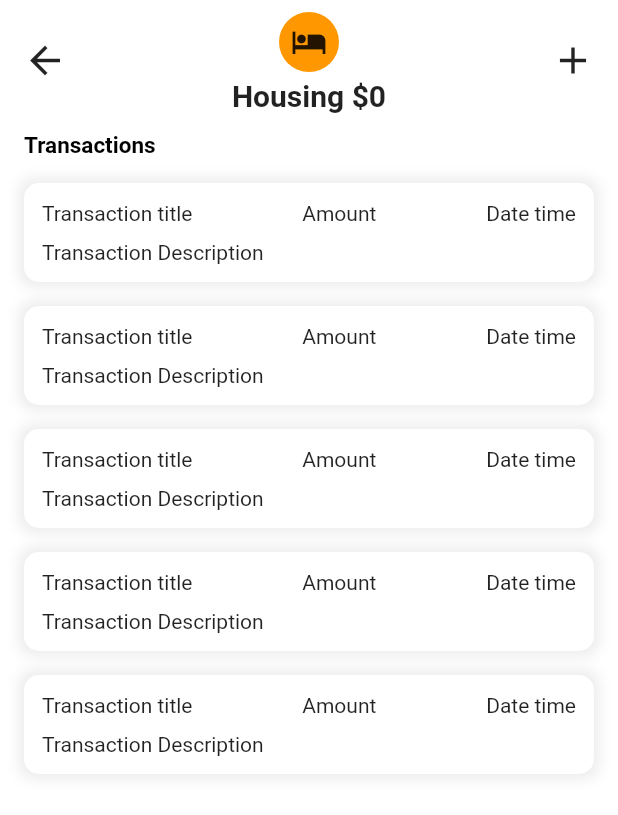
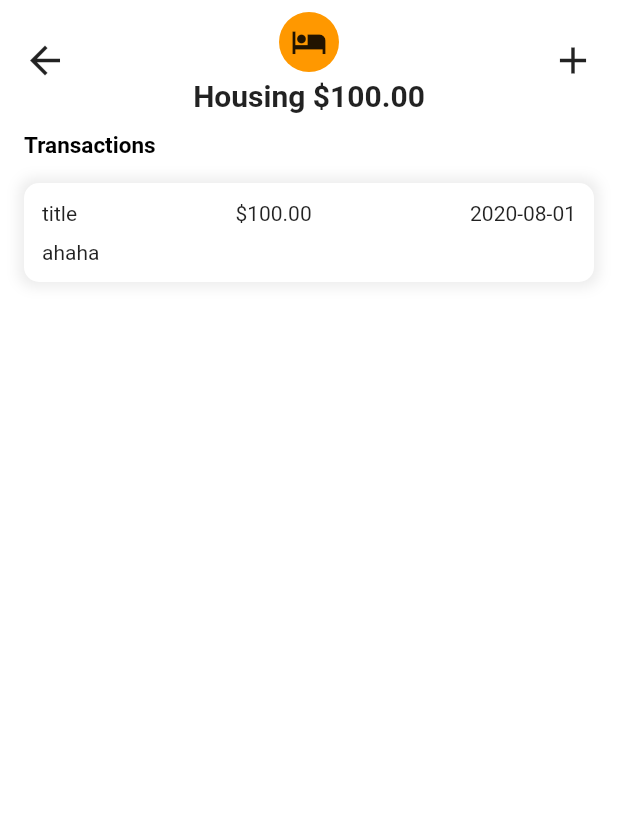
Before and after one commit to James020118/Budget-Planner, a Flutter app: the screen it shows after launch, after a tap on "Housing", on a phone screen of 412 x 824 dp. Shown: the top 815 px of the screen. Run offline on Flutter 3.47's test engine with Material 2 defaults, Android fonts, the phone set to English and light mode, and no system bars.

Commit message:
detail page update

```diff
--- a/lib/Pages/ExpenseDetailPage.dart
+++ b/lib/Pages/ExpenseDetailPage.dart
@@ -44,10 +44,13 @@ class _ExpenseDetailPageState extends State<ExpenseDetailPage> {
                 itemBuilder: (context, index) {
                   return GestureDetector(
                     onTap: () {},
-                    child: DetailCard(),
+                    child: DetailCard(
+                      details: widget.expense.dets,
+                      index: index,
+                    ),
                   );
                 },
-                itemCount: 5,
+                itemCount: widget.expense.dets.length,
               ),
             ),
           ],
@@ -97,7 +100,7 @@ _getCustomAppBar(BuildContext context, ExpenseCategory expense) {
                 Padding(
                   padding: const EdgeInsets.symmetric(vertical: 4),
                   child: Text(
-                    "${expense.name} \$${expense.expense}",
+                    "${expense.name} \$${expense.expense.toStringAsFixed(2)}",
                     style: TextStyle(
                       fontSize: 20,
                       fontWeight: FontWeight.bold,
--- a/lib/classes/ExpenseCategory.dart
+++ b/lib/classes/ExpenseCategory.dart
@@ -1,19 +1,27 @@
 import 'package:flutter/material.dart';
+import 'package:budget_planner/classes/ExpenseDetail.dart';
 
 class ExpenseCategory {
   String name;
-  int expense;
+  double expense;
   Color categoryColor;
   IconData categoryIcon;
+  List<ExpenseDetail> dets;
 
-  ExpenseCategory(String n, int e, Color c, IconData i) {
+  ExpenseCategory(
+      String n, double e, Color c, IconData i, List<ExpenseDetail> d) {
     this.name = n;
     this.expense = e;
     this.categoryColor = c;
     this.categoryIcon = i;
+    this.dets = d;
   }
 
-  void addExpense(int amount) {
+  void addExpense(double amount) {
     expense += amount;
   }
+
+  void addDetail(ExpenseDetail d) {
+    dets.add(d);
+  }
 }
--- a/lib/classes/ExpenseDetail.dart
+++ b/lib/classes/ExpenseDetail.dart
@@ -1,6 +1,6 @@
 class ExpenseDetail {
   String title;
-  int amount;
+  double amount;
   DateTime t;
   String description;
 
--- a/lib/modules/DetailCard.dart
+++ b/lib/modules/DetailCard.dart
@@ -1,11 +1,34 @@
 import 'package:flutter/material.dart';
+import 'package:budget_planner/classes/ExpenseDetail.dart';
+import 'package:intl/intl.dart';
 
 class DetailCard extends StatefulWidget {
+  final List<ExpenseDetail> details;
+  final int index;
+
+  DetailCard({@required this.details, @required this.index});
+
   @override
   _DetailCardState createState() => _DetailCardState();
 }
 
 class _DetailCardState extends State<DetailCard> {
+  String transactionTitle;
+  double transactionAmount;
+  DateTime transactionTime;
+  String transactionDescription;
+  String formattedDate;
+
+  @override
+  void initState() {
+    super.initState();
+    transactionTitle = widget.details[widget.index].title;
+    transactionAmount = widget.details[widget.index].amount;
+    transactionTime = widget.details[widget.index].t;
+    formattedDate = DateFormat('yyyy-MM-dd').format(transactionTime);
+    transactionDescription = widget.details[widget.index].description;
+  }
+
   @override
   Widget build(BuildContext context) {
     return Padding(
@@ -33,15 +56,15 @@ class _DetailCardState extends State<DetailCard> {
               Row(
                 mainAxisAlignment: MainAxisAlignment.spaceBetween,
                 children: <Widget>[
-                  Text("Transaction title"),
-                  Text("Amount"),
-                  Text("Date time"),
+                  Text("$transactionTitle"),
+                  Text("\$${transactionAmount.toStringAsFixed(2)}"),
+                  Text("$formattedDate"),
                 ],
               ),
               SizedBox(
                 height: 10,
               ),
-              Text("Transaction Description"),
+              Text("$transactionDescription"),
             ],
           ),
         ),
--- a/lib/modules/ExpenseCard.dart
+++ b/lib/modules/ExpenseCard.dart
@@ -56,7 +56,7 @@ class _ExpenseCardState extends State<ExpenseCard> {
                   child: Align(
                     alignment: Alignment.centerRight,
                     child: Text(
-                      "Spent: \$${widget.categoryList[widget.index].expense}",
+                      "Spent: \$${widget.categoryList[widget.index].expense.toStringAsFixed(2)}",
                       style: TextStyle(
                         color: Colors.black,
                         fontWeight: FontWeight.bold,
--- a/pubspec.yaml
+++ b/pubspec.yaml
@@ -28,6 +28,7 @@ dependencies:
   # The following adds the Cupertino Icons font to your application.
   # Use with the CupertinoIcons class for iOS style icons.
   cupertino_icons: ^0.1.3
+  intl: ^0.16.1
 
 dev_dependencies:
   flutter_test:
```
Also changed, not shown: lib/Pages/HomePage.dart (+11 -11 lines), pubspec.lock.
